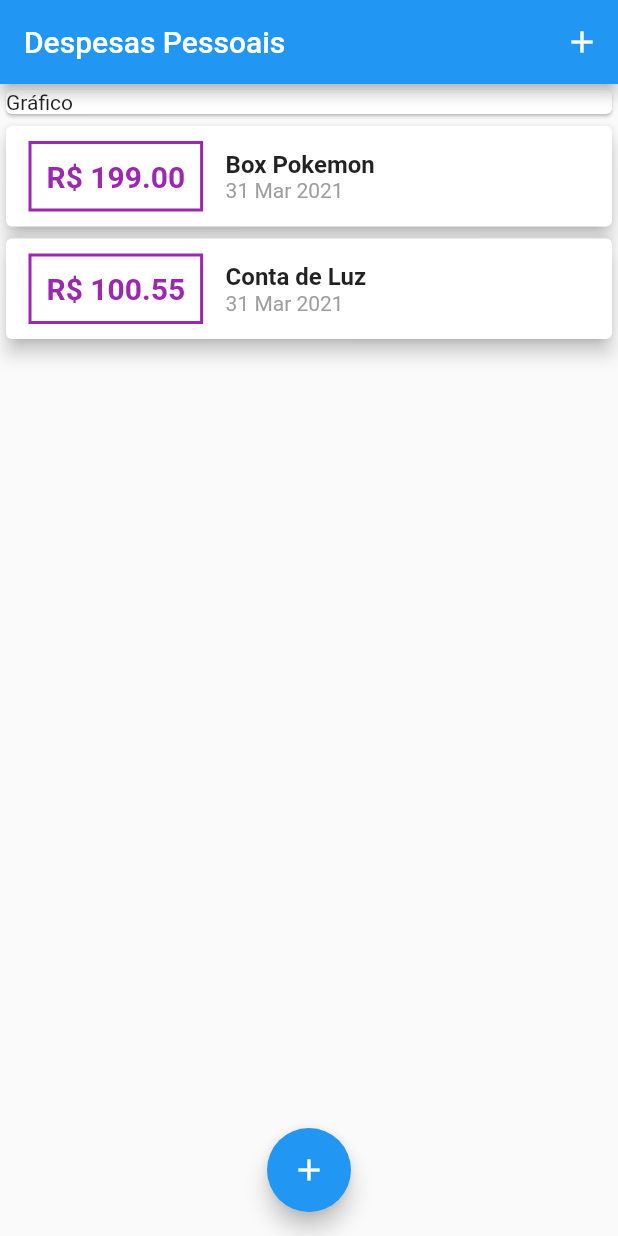
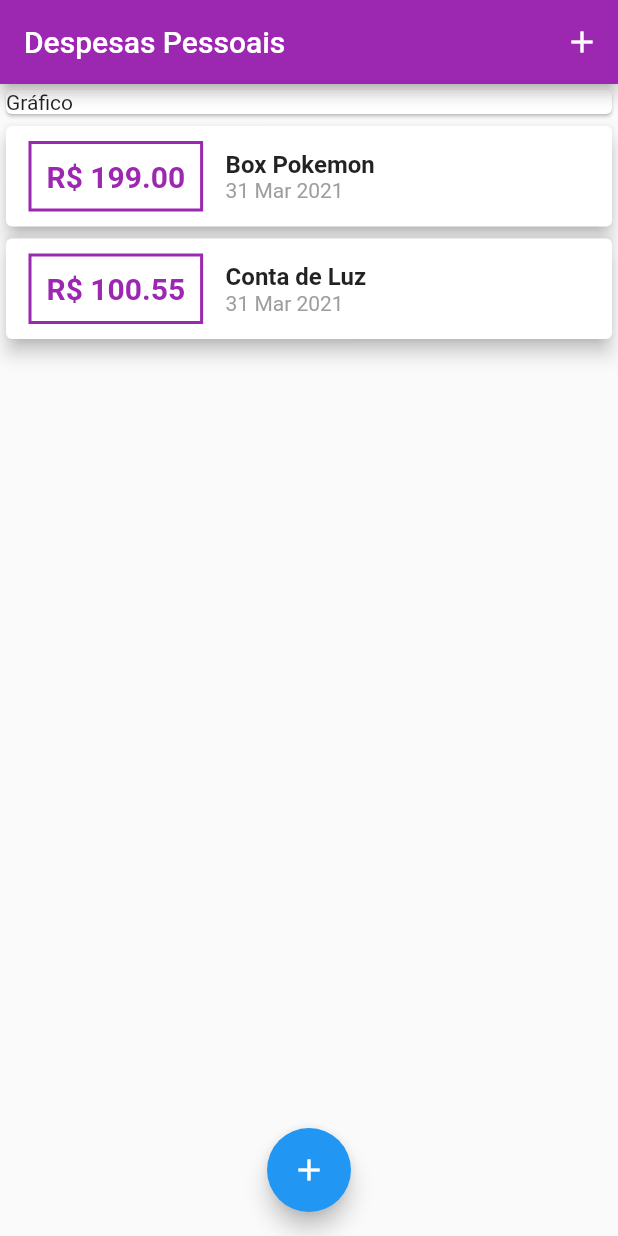
Before and after one commit to phcbarros/Flutter, a Flutter app: the screen it shows after launch, on a phone screen of 412 x 824 dp. Run offline on Flutter 3.47's test engine with Material 2 defaults, Android fonts, the phone set to English and light mode, and no system bars.

Commit message:
Curso Flutter - 04 Construindo App Real (Despesas Pessoais) - 104 Estilo com Theme

```diff
--- a/curso_flutter/expenses/lib/components/transaction_list.dart
+++ b/curso_flutter/expenses/lib/components/transaction_list.dart
@@ -24,7 +24,7 @@ class TransactionList extends StatelessWidget {
                       EdgeInsets.symmetric(horizontal: 15, vertical: 10),
                   decoration: BoxDecoration(
                       border: Border.all(
-                    color: Colors.purple,
+                    color: Theme.of(context).primaryColor,
                     width: 2,
                   )),
                   padding: EdgeInsets.all(10),
@@ -33,7 +33,7 @@ class TransactionList extends StatelessWidget {
                     style: TextStyle(
                       fontWeight: FontWeight.bold,
                       fontSize: 20,
-                      color: Colors.purple,
+                      color: Theme.of(context).primaryColor,
                     ),
                   )
                 ),
--- a/curso_flutter/expenses/lib/main.dart
+++ b/curso_flutter/expenses/lib/main.dart
@@ -14,6 +14,10 @@ class ExpensesApp extends StatelessWidget {
   Widget build(BuildContext context) {
     return MaterialApp(
       home: MyHomePage(),
+      theme: ThemeData(
+        primarySwatch: Colors.purple,
+        accentColor: Colors.blue
+      ),
     );
   }
 }
```
